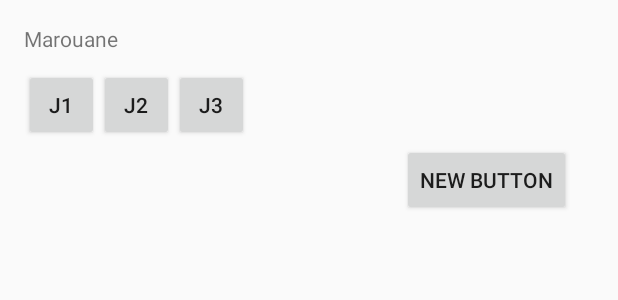
After one commit to AITSAID/Bricol, an Android app: the layout activity_bricoleur.xml on its own in the app's theme, with its tools: preview values and no code run, on a phone screen of 412 x 824 dp. The commit adds this screen. Shown: the top 300 px of the screen. Run offline under Robolectric (Android 15) with nearby library versions, the phone set to English and light mode, and no system bars.

Commit message:
comit 17/10/2016

```diff
--- a/app/src/main/AndroidManifest.xml
+++ b/app/src/main/AndroidManifest.xml
@@ -13,14 +13,13 @@
     <uses-permission android:name="com.google.android.providers.gsf.permission.READ_GSERVICES" />
     <uses-permission android:name="android.permission.WRITE_EXTERNAL_STORAGE" />
 
-
     <application
+        android:name="android.support.multidex.MultiDexApplication"
         android:allowBackup="true"
         android:icon="@mipmap/ic_launcher"
         android:label="@string/app_name"
         android:supportsRtl="true"
-        android:theme="@style/AppTheme"
-        android:name="android.support.multidex.MultiDexApplication">
+        android:theme="@style/AppTheme">
 
         <!--
              The API key for Google Maps-based APIs is defined as a string resource.
@@ -43,6 +42,7 @@
                 <category android:name="android.intent.category.LAUNCHER" />
             </intent-filter>
         </activity>
+        <activity android:name=".BricoleurFragment"></activity>
     </application>
 
 </manifest>
--- /dev/null
+++ b/app/src/main/res/layout/activity_bricoleur.xml
@@ -0,0 +1,62 @@
+<?xml version="1.0" encoding="utf-8"?>
+<RelativeLayout xmlns:android="http://schemas.android.com/apk/res/android"
+    xmlns:tools="http://schemas.android.com/tools"
+    android:layout_width="match_parent"
+    android:layout_height="match_parent"
+    android:padding="@dimen/activity_vertical_margin">
+
+    <LinearLayout
+        android:layout_width="match_parent"
+        android:layout_height="50dp"
+        android:orientation="horizontal">
+
+        <TextView
+            android:id="@+id/name"
+            android:layout_width="match_parent"
+            android:layout_height="30dp"
+            android:layout_alignParentTop="true"
+            android:text="Marouane" />
+
+    </LinearLayout>
+
+    <LinearLayout
+        android:layout_width="match_parent"
+        android:layout_height="50dp"
+        android:layout_marginTop="30dp"
+        android:orientation="horizontal"
+        android:id="@+id/linearLayout">
+
+        <Button
+            android:id="@+id/j1"
+            android:layout_width="50dp"
+            android:layout_height="wrap_content"
+            android:layout_alignParentLeft="true"
+            android:text="J1" />
+
+        <Button
+            android:id="@+id/j2"
+            android:layout_width="50dp"
+            android:layout_height="wrap_content"
+            android:layout_alignParentRight="true"
+            android:text="J2" />
+
+        <Button
+            android:id="@+id/j3"
+            android:layout_width="50dp"
+            android:layout_height="wrap_content"
+            android:layout_alignParentRight="true"
+            android:text="J3" />
+    </LinearLayout>
+
+    <Button
+        style="?android:attr/buttonStyleSmall"
+        android:layout_width="wrap_content"
+        android:layout_height="wrap_content"
+        android:text="New Button"
+        android:id="@+id/button"
+        android:layout_below="@+id/linearLayout"
+        android:layout_alignParentStart="true"
+        android:layout_marginStart="252dp" />
+
+
+</RelativeLayout>
--- /dev/null
+++ b/app/src/main/res/values-w820dp/dimens.xml
@@ -0,0 +1,6 @@
+<resources>
+    <!-- Example customization of dimensions originally defined in res/values/dimens.xml
+         (such as screen margins) for screens with more than 820dp of available width. This
+         would include 7" and 10" devices in landscape (~960dp and ~1280dp respectively). -->
+    <dimen name="activity_horizontal_margin">64dp</dimen>
+</resources>
--- /dev/null
+++ b/app/src/main/res/values/dimens.xml
@@ -0,0 +1,5 @@
+<resources>
+    <!-- Default screen margins, per the Android Design guidelines. -->
+    <dimen name="activity_horizontal_margin">16dp</dimen>
+    <dimen name="activity_vertical_margin">16dp</dimen>
+</resources>
```
Also changed, not shown: app/src/main/java/daisousoft/app/com/bricol/BricoleurFragment.java (added, +40 -0 lines), app/src/main/java/daisousoft/app/com/bricol/MapsActivity.java (+109 -7 lines), app/src/main/java/daisousoft/app/com/bricol/TrackMe.java (added, +211 -0 lines).
